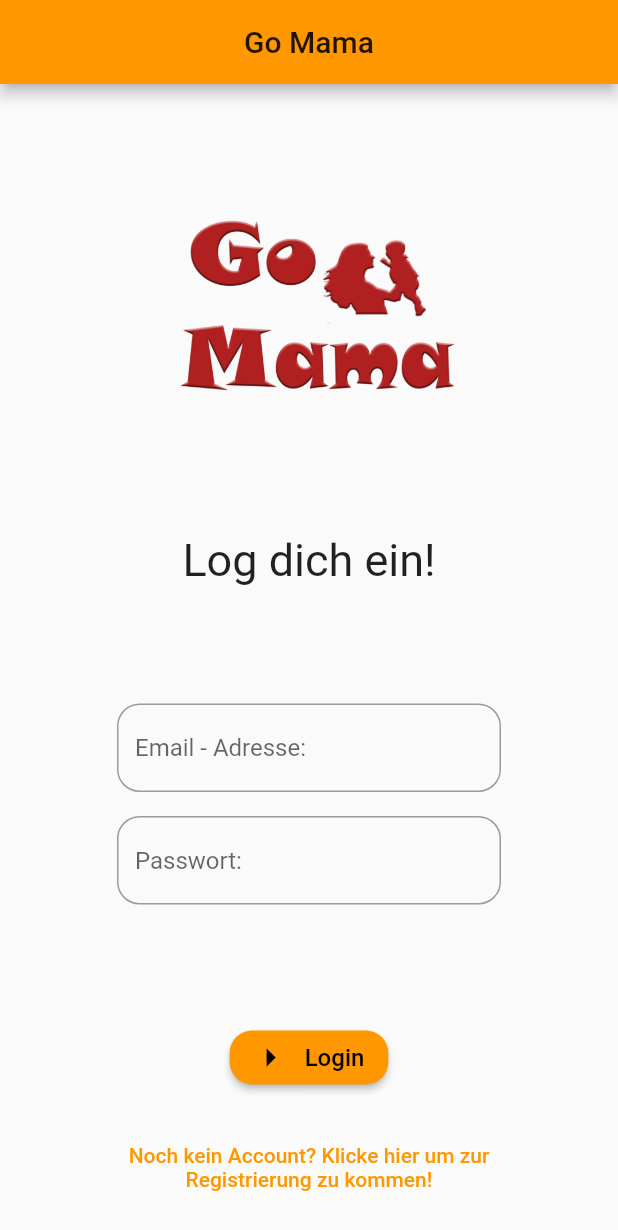
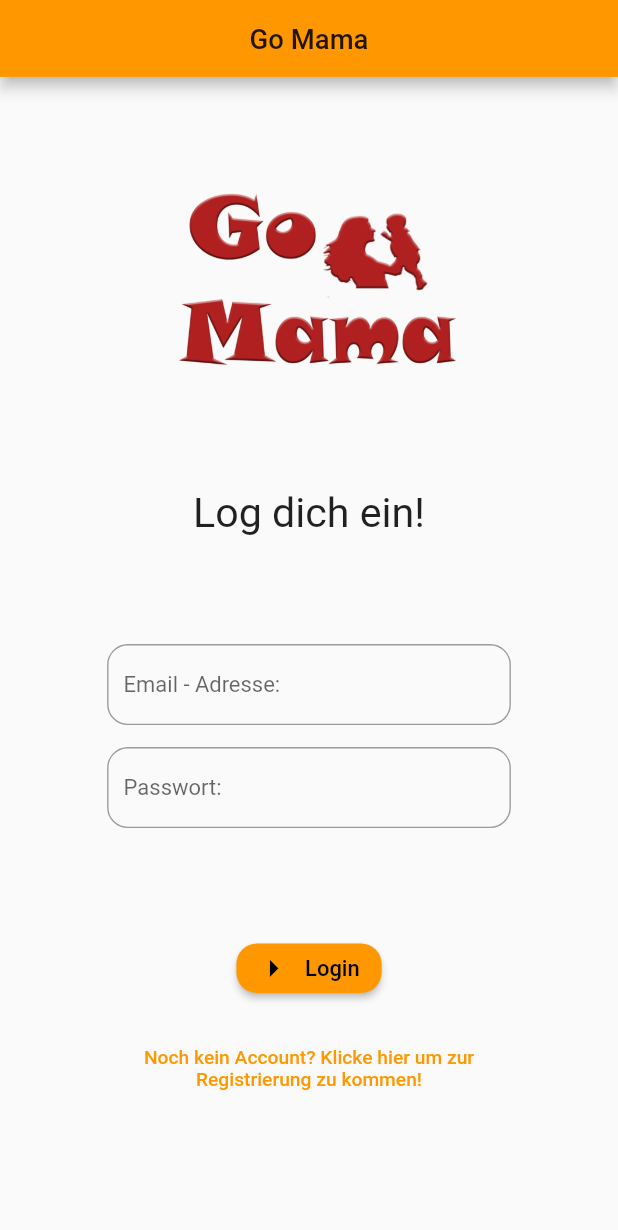
Before and after one commit to samuelNe-Dev/go_mama, a Flutter app: the screen it shows after launch, on a phone screen of 412 x 824 dp. Shown: the top 1230 px of the screen. Run offline on Flutter 3.47's test engine with Material 2 defaults, Android fonts, the light colour scheme and no system bars; our stand-ins replace cloud_firestore, firebase_auth, firebase_core, fluttertoast, responsive_framework, table_calendar; accounts and stored records are empty.

Commit message:
Added Responsivity to the whole application.

```diff
--- a/lib/main.dart
+++ b/lib/main.dart
@@ -2,6 +2,7 @@ import 'package:firebase_core/firebase_core.dart';
 import 'package:flutter/material.dart';
 import 'package:go_mama/screens/home/home.dart';
 import 'package:go_mama/screens/loginHome/loginHome.dart';
+import 'package:responsive_framework/responsive_framework.dart';
 
 /*
 The main function is the first thing running, after running flutter or the dart file.
@@ -18,6 +19,17 @@ class MyApp extends StatelessWidget {
   @override
   Widget build(BuildContext context) {
     return MaterialApp(
+      builder: (context, widget) => ResponsiveWrapper.builder(
+        BouncingScrollWrapper.builder(context, widget),
+        maxWidth: 1200,
+        minWidth: 450,
+        defaultScale: true,
+        breakpoints: [
+          ResponsiveBreakpoint.resize(450, name: MOBILE),
+          ResponsiveBreakpoint.autoScale(800, name: TABLET),
+          ResponsiveBreakpoint.autoScale(1000, name: TABLET),
+        ],
+      ),
       title: "Go Mama",
       theme: ThemeData(
         primarySwatch: Colors.orange,
--- a/lib/screens/loginHome/loginHome.dart
+++ b/lib/screens/loginHome/loginHome.dart
@@ -1,6 +1,7 @@
 import 'package:firebase_auth/firebase_auth.dart';
 import 'package:flutter/material.dart';
 import 'package:fluttertoast/fluttertoast.dart';
+import 'package:go_mama/firestore.dart';
 import 'package:go_mama/screens/home/home.dart';
 import 'package:go_mama/screens/register/registration.dart';
 
@@ -109,10 +110,10 @@ class _LoginHomeState extends State<LoginHome> {
   _signin(String _email, String _password) async {
     try {
       await auth.signInWithEmailAndPassword(email: _email, password: _password);
-
       //Success
       Navigator.of(context)
           .pushReplacement(MaterialPageRoute(builder: (context) => Home()));
+
     } on FirebaseAuthException catch (error) {
       Fluttertoast.showToast(msg: error.message, gravity: ToastGravity.TOP);
     }
--- a/pubspec.yaml
+++ b/pubspec.yaml
@@ -35,6 +35,7 @@ dependencies:
   fluttertoast: ^8.0.6
   table_calendar: ^3.0.0
   cloud_firestore: ^2.2.0
+  responsive_framework: ^0.1.0
 
 dev_dependencies:
   flutter_test:
```
Also changed, not shown: pubspec.lock.
